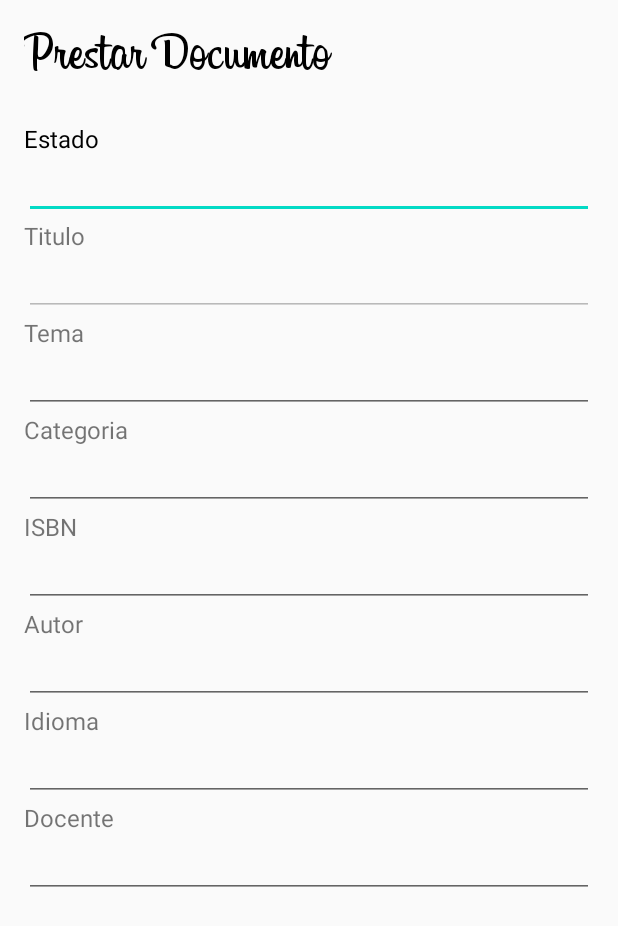
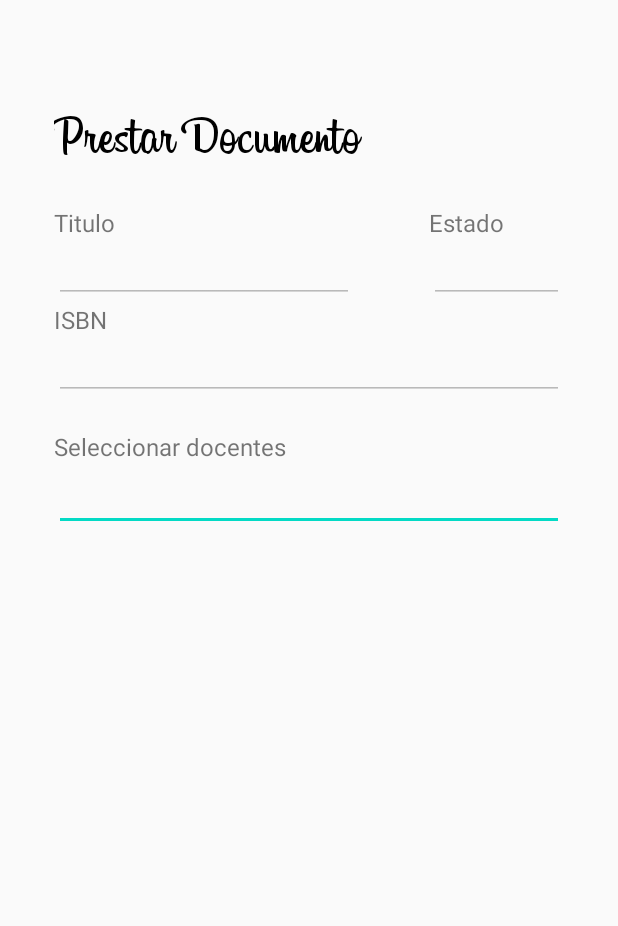
Before and after one commit to franciscocotto/Inventario, an Android app: the fragment PreDocumentos shown on its own in the app's theme, on a phone screen of 412 x 824 dp. Shown: the top 926 px of the screen. Run offline under Robolectric (Android 15) with nearby library versions, the phone set to English and light mode, and no system bars; our stand-ins replace Volley; network calls fail.

Commit message:
carga de docentes en autocomplete

```diff
--- a/app/src/main/java/com/example/inventario/BuscarDocumento.java
+++ b/app/src/main/java/com/example/inventario/BuscarDocumento.java
@@ -241,10 +241,9 @@ public class BuscarDocumento extends Fragment {
 
         titulos = new String[list.size()];
         isbn = new String[list.size()];
-
+        ArrayList<Documentos> docu = new ArrayList<Documentos>();
+        docu = list;
         for (int i=0; i<list.size();i++){
-            ArrayList<Documentos> docu = new ArrayList<Documentos>();
-            docu = list;
             titulos[i] = docu.get(i).getTitulo().toString();
             isbn[i] = docu.get(i).getIsbn().toString();
         }
--- a/app/src/main/java/com/example/inventario/PreDocumentos.java
+++ b/app/src/main/java/com/example/inventario/PreDocumentos.java
@@ -8,6 +8,8 @@ import android.util.Log;
 import android.view.LayoutInflater;
 import android.view.View;
 import android.view.ViewGroup;
+import android.widget.ArrayAdapter;
+import android.widget.AutoCompleteTextView;
 import android.widget.EditText;
 import android.widget.Toast;
 
@@ -18,6 +20,7 @@ import com.android.volley.Response;
 import com.android.volley.VolleyError;
 import com.android.volley.toolbox.StringRequest;
 import com.android.volley.toolbox.Volley;
+import com.example.inventario.ui.Docentes;
 
 import org.json.JSONArray;
 import org.json.JSONException;
@@ -25,6 +28,7 @@ import org.json.JSONException;
 import java.util.ArrayList;
 import java.util.HashMap;
 import java.util.Map;
+import java.util.Objects;
 
 
 public class PreDocumentos extends Fragment {
@@ -33,44 +37,49 @@ public class PreDocumentos extends Fragment {
 
     }
 
+    ArrayList<Documentos> documentos = new ArrayList<Documentos>();
+    ArrayList<Docentes> docentes = new ArrayList<Docentes>();
+
+    String[] docentesV;
 
     String isbnEn = null;
 
     EditText edEstado, edTitulo, edTema, edCategoria, edIsbn, edAutor, edIdioma;
+    AutoCompleteTextView acDocentes;
 
     @Override
     public View onCreateView(LayoutInflater inflater, ViewGroup container,
                              Bundle savedInstanceState) {
         View view = inflater.inflate(R.layout.fragment_pre_documentos, container, false);
 
-        edEstado = (EditText)view.findViewById(R.id.edEstado);
         edTitulo = (EditText)view.findViewById(R.id.edTitulo);
-        edTema = (EditText)view.findViewById(R.id.edTema);
-        edCategoria = (EditText)view.findViewById(R.id.edCategoria);
         edIsbn = (EditText)view.findViewById(R.id.edIsbn);
-        edAutor = (EditText)view.findViewById(R.id.edAutor);
-        edIdioma = (EditText)view.findViewById(R.id.edIdioma);
+        acDocentes = (AutoCompleteTextView)view.findViewById(R.id.acDocentes);
 
-        cargarDatos();
+        isbnEn = Documentos.getIsbnS();
+        cargarDatos("https://inventario-pdm115.000webhostapp.com/ws_prestamo_documentos.php", 1, isbnEn);
+        cargarDatos("https://inventario-pdm115.000webhostapp.com/ws_cargar_docentes.php", 2, " ");
 
         return view;
     }
 
-    private void cargarDatos(){
-        final String URL = "https://inventario-pdm115.000webhostapp.com/ws_prestamo_documentos.php";
+    private void cargarDatos(String URL, final int accion, final String id){
+
 
         RequestQueue requestQueue = Volley.newRequestQueue(getActivity().getApplicationContext());
-        StringRequest stringRequest = new StringRequest(Request.Method.POST, URL, new Response.Listener<String>() {
+        StringRequest stringRequest = new StringRequest(Request.Method.DEPRECATED_GET_OR_POST, URL, new Response.Listener<String>() {
             @Override
             public void onResponse(String response) {
                 response = response.replace("][", ",");
                 if (response.length() > 0) {
                     try {
 
-
                         JSONArray bdoc = new JSONArray(response);
                         Log.i("sizejson", "" + bdoc.length());
 
+                        switch (accion){
+
+                            case 1: //Carga campos del documento
                                 ArrayList<InventarioDocumentos> listB = new ArrayList<InventarioDocumentos>();
                                 for (int i = 0; i < bdoc.length(); i += 13) {
                                     try {
@@ -89,7 +98,28 @@ public class PreDocumentos extends Fragment {
                                     }
 
                                 }
-                        cargarCampos();
+                                cargarCampos(listB);
+                                break;
+
+                            case 2:
+                                ArrayList<Docentes> docentes = new ArrayList<Docentes>();
+                                for (int i = 0;i<bdoc.length();i+=5){
+                                    try {
+                                        docentes.add(new Docentes(
+                                                bdoc.getInt(i),
+                                                bdoc.getString(i+1),
+                                                bdoc.getString(i+2),
+                                                bdoc.getString(i+3),
+                                                bdoc.getString(i+4)));
+                                    }catch (JSONException e){
+                                        e.printStackTrace();
+                                    }
+                                }
+
+                                cargarDocentes(docentes);
+                                break;
+
+                        }
 
                     } catch (JSONException e) {
                         e.printStackTrace();
@@ -107,28 +137,33 @@ public class PreDocumentos extends Fragment {
             protected Map<String, String> getParams() throws AuthFailureError {
 
                 Map<String, String> parametros = new HashMap<String, String>();
-                parametros.put("campo", Documentos.getIsbnS());
+                parametros.put("campo", id);
                 return parametros;
             }
         };
         requestQueue.add(stringRequest);
     }
 
-    public void cargarCampos(){
+    public void cargarCampos(ArrayList list) {
 
-        Documentos docu = new Documentos();
-        //docu =
+        this.documentos = list;
 
-/*
-        edEstado.setText(documentos.getId_estado());
-        edTitulo.setText(documentos.getTitulo());
-        edTema.setText(documentos.getTema());
-        edCategoria.setText(documentos.getId_categoria());
-        edIsbn.setText(documentos.getIsbn());
-        edAutor.setText(documentos.getAutor());
-        edIdioma.setText(documentos.getId_idioma());
+        edTitulo.setText(documentos.get(0).getTitulo());
+        edIsbn.setText(documentos.get(0).getIsbn());
 
- */
+    }
+
+    public void cargarDocentes(ArrayList list){
+        this.docentes = list;
+        docentesV = new String[docentes.size()];
+
+        for (int i = 0; i<docentes.size();i++){
+            docentesV[i] = docentes.get(i).getPrimerNombre()+" "+docentes.get(i).getSegundoNombre()+" "+
+                docentes.get(i).getPrimerApellido()+" "+docentes.get(i).getSegundoApellido();
+        }
+        ArrayAdapter adapter = new ArrayAdapter<String>(getActivity().getApplicationContext(), android.R.layout.simple_list_item_1, docentesV);
+        acDocentes.setAdapter(adapter);
+
     }
 
 }
--- a/app/src/main/res/layout/fragment_pre_documentos.xml
+++ b/app/src/main/res/layout/fragment_pre_documentos.xml
@@ -16,9 +16,13 @@
         android:fillViewport="true">
 
         <LinearLayout
-            android:layout_width="match_parent"
-            android:layout_height="wrap_content"
-            android:orientation="vertical" >
+            android:layout_width="fill_parent"
+            android:layout_height="match_parent"
+            android:layout_marginTop="?attr/actionBarSize"
+            android:orientation="vertical"
+            android:paddingLeft="20dp"
+            android:paddingRight="20dp"
+            android:paddingTop="0dp">
 
             <TextView
                 android:id="@+id/textView6"
@@ -30,22 +34,16 @@
                 android:textSize="36sp"
                 android:layout_marginBottom="10dp"/>
 
-            <TextView
-                android:id="@+id/textView7"
+
+            <LinearLayout
+                android:layout_width="match_parent"
+                android:layout_height="wrap_content"
+                android:orientation="horizontal">
+
+                <LinearLayout
                     android:layout_width="wrap_content"
                     android:layout_height="wrap_content"
-                android:text="Estado"
-                android:textColor="#000000"
-                android:textSize="16sp" />
-
-            <EditText
-                android:id="@+id/edEstado"
-                android:layout_width="match_parent"
-                android:layout_height="wrap_content"
-                android:ems="10"
-                android:inputType="textPersonName"
-                android:textSize="16sp"
-                android:text="" />
+                    android:orientation="vertical">
 
                     <TextView
                         android:id="@+id/textView8"
@@ -56,106 +54,89 @@
 
                     <EditText
                         android:id="@+id/edTitulo"
+                        android:layout_width="200sp"
+                        android:layout_height="wrap_content"
+                        android:ems="10"
+                        android:enabled="false"
+                        android:textColor="#000"
+                        android:inputType="textPersonName"
+                        android:textSize="16sp"
+                        android:text="" />
+                </LinearLayout>
+
+                <LinearLayout
+                    android:layout_width="match_parent"
+                    android:layout_height="wrap_content"
+                    android:orientation="vertical"
+                    android:layout_marginLeft="50sp">
+
+                    <TextView
+                        android:id="@+id/textView7"
+                        android:layout_width="wrap_content"
+                        android:layout_height="wrap_content"
+                        android:text="Estado"
+                        android:textSize="16sp"/>
+                    <EditText
+                        android:id="@+id/edEstado"
                         android:layout_width="match_parent"
                         android:layout_height="wrap_content"
                         android:ems="10"
                         android:enabled="false"
+                        android:textColor="#000"
                         android:inputType="textPersonName"
                         android:textSize="16sp"
                         android:text="" />
+
+                </LinearLayout>
+
+
+            </LinearLayout>
+
+            <LinearLayout
+                android:layout_width="match_parent"
+                android:layout_height="wrap_content"
+                android:orientation="vertical">
+
+                <TextView
+                    android:id="@+id/textView10"
+                    android:layout_width="wrap_content"
+                    android:layout_height="wrap_content"
+                    android:text="ISBN"
+                    android:textSize="16sp"/>
+                <EditText
+                    android:id="@+id/edIsbn"
+                    android:layout_width="match_parent"
+                    android:layout_height="wrap_content"
+                    android:ems="10"
+                    android:enabled="false"
+                    android:textColor="#000"
+                    android:inputType="textPersonName"
+                    android:textSize="16sp"
+                    android:text="" />
+
+            </LinearLayout>
+
+            <LinearLayout
+                android:layout_width="match_parent"
+                android:layout_height="wrap_content"
+                android:orientation="vertical"
+                android:layout_marginTop="20sp">
 
                 <TextView
                     android:id="@+id/textView9"
                     android:layout_width="wrap_content"
                     android:layout_height="wrap_content"
-                android:text="Tema"
-                android:textSize="16sp" />
+                    android:text="Seleccionar docentes"
+                    android:textSize="16sp"/>
 
-            <EditText
-                android:id="@+id/edTema"
+                <AutoCompleteTextView
                     android:layout_width="match_parent"
                     android:layout_height="wrap_content"
-                android:ems="10"
-                android:inputType="textPersonName"
-                android:textSize="16sp"
-                android:text="" />
+                    android:id="@+id/acDocentes">
 
-            <TextView
-                android:id="@+id/textView10"
-                android:layout_width="wrap_content"
-                android:layout_height="wrap_content"
-                android:text="Categoria"
-                android:textSize="16sp" />
+                </AutoCompleteTextView>
 
-            <EditText
-                android:id="@+id/edCategoria"
-                android:layout_width="match_parent"
-                android:layout_height="wrap_content"
-                android:ems="10"
-                android:inputType="textPersonName"
-                android:textSize="16sp"
-                android:text="" />
-
-            <TextView
-                android:id="@+id/textView11"
-                android:layout_width="wrap_content"
-                android:layout_height="wrap_content"
-                android:text="ISBN"
-                android:textSize="16sp" />
-
-            <EditText
-                android:id="@+id/edIsbn"
-                android:layout_width="match_parent"
-                android:layout_height="wrap_content"
-                android:ems="10"
-                android:inputType="textPersonName"
-                android:textSize="16sp"
-                android:text="" />
-            <TextView
-                android:id="@+id/textView12"
-                android:layout_width="wrap_content"
-                android:layout_height="wrap_content"
-                android:text="Autor"
-                android:textSize="16sp" />
-
-            <EditText
-                android:id="@+id/edAutor"
-                android:layout_width="match_parent"
-                android:layout_height="wrap_content"
-                android:ems="10"
-                android:inputType="textPersonName"
-                android:textSize="16sp"
-                android:text="" />
-            <TextView
-                android:id="@+id/textView13"
-                android:layout_width="wrap_content"
-                android:layout_height="wrap_content"
-                android:text="Idioma"
-                android:textSize="16sp" />
-
-            <EditText
-                android:id="@+id/edIdioma"
-                android:layout_width="match_parent"
-                android:layout_height="wrap_content"
-                android:ems="10"
-                android:inputType="textPersonName"
-                android:textSize="16sp"
-                android:text="" />
-            <TextView
-                android:id="@+id/textView14"
-                android:layout_width="wrap_content"
-                android:layout_height="wrap_content"
-                android:text="Docente"
-                android:textSize="16sp" />
-
-            <EditText
-                android:id="@+id/edDocente"
-                android:layout_width="match_parent"
-                android:layout_height="wrap_content"
-                android:ems="10"
-                android:inputType="textPersonName"
-                android:textSize="16sp"
-                android:text="" />
+            </LinearLayout>
 
         </LinearLayout>
     </androidx.core.widget.NestedScrollView>
```
Also changed, not shown: app/src/main/java/com/example/inventario/ui/Docentes.java (added, +57 -0 lines). Lines whose indentation alone changed are shown as unchanged.
